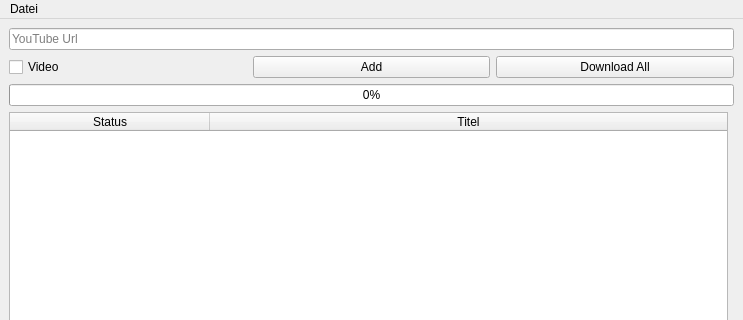
Above: YTDownloader/mainwindow.ui from Sascha-Koejer/YouTubeDownloader before the change; both pictures show x 0 to 743 and y 0 to 320 of the 743 by 485 pixel window. Below: the same form after it.
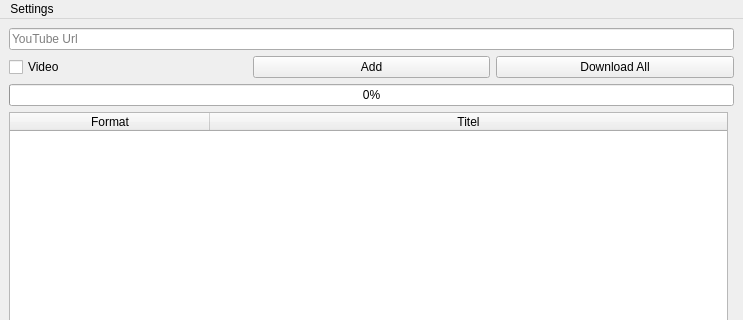
That is the form after the change.

The edit to the form file:
```diff
--- a/YTDownloader/mainwindow.ui
+++ b/YTDownloader/mainwindow.ui
@@ -85,6 +85,12 @@
     </item>
     <item row="3" column="1">
      <widget class="QTableWidget" name="tableWidget">
+      <property name="sizePolicy">
+       <sizepolicy hsizetype="Expanding" vsizetype="Expanding">
+        <horstretch>0</horstretch>
+        <verstretch>0</verstretch>
+       </sizepolicy>
+      </property>
       <attribute name="horizontalHeaderCascadingSectionResizes">
        <bool>true</bool>
       </attribute>
@@ -109,9 +115,12 @@
       <attribute name="verticalHeaderShowSortIndicator" stdset="0">
        <bool>true</bool>
       </attribute>
+      <attribute name="verticalHeaderStretchLastSection">
+       <bool>false</bool>
+      </attribute>
       <column>
        <property name="text">
-        <string>Status</string>
+        <string>Format</string>
        </property>
       </column>
       <column>
@@ -130,12 +139,12 @@
      <x>0</x>
      <y>0</y>
      <width>743</width>
-     <height>21</height>
+     <height>22</height>
     </rect>
    </property>
    <widget class="QMenu" name="menuDatei">
     <property name="title">
-     <string>Datei</string>
+     <string>Settings</string>
     </property>
     <addaction name="action_download_path"/>
    </widget>
```
Left out of the diff: 5 changed lines with no effect on the pictures.
